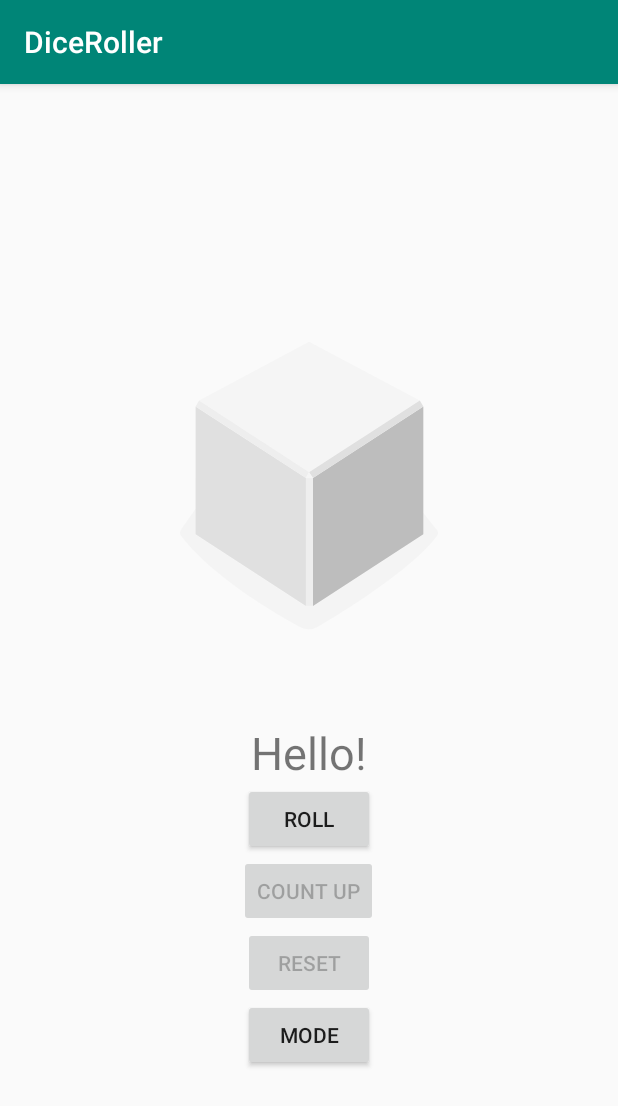
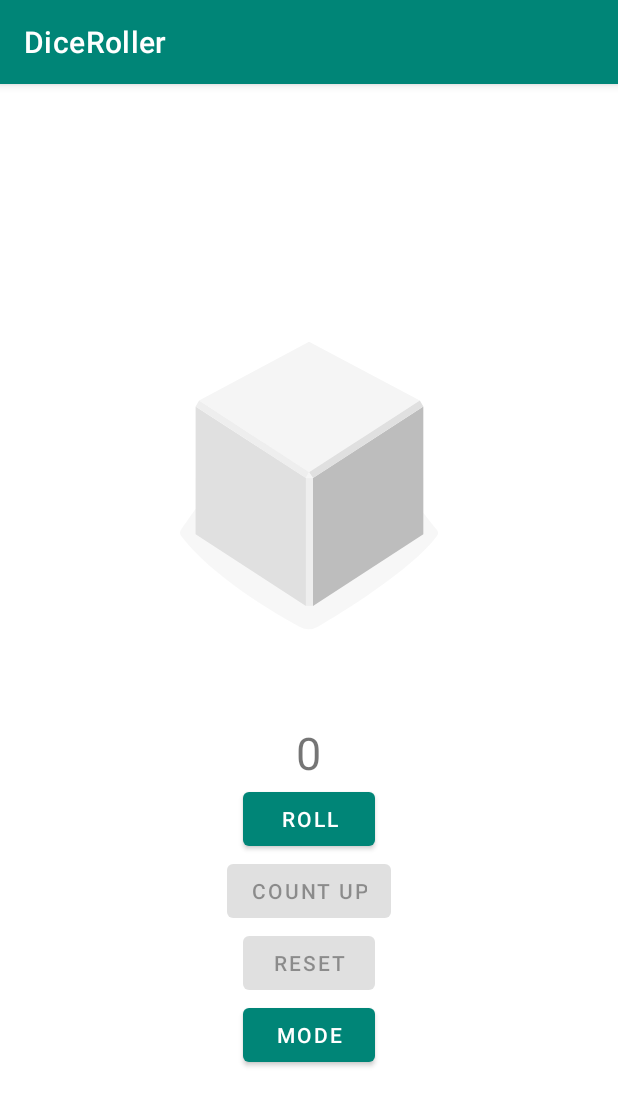
Before and after one commit to BeckDenis/DiceRoller, an Android app: the screen it shows after launch (MainActivity), after a tap on "RESET", on a phone screen of 412 x 824 dp. Shown: the top 1106 px of the screen. Run offline under Robolectric (Android 15) with nearby library versions, the phone set to English and light mode, and no system bars; 1 other tap on this screen came first.

Commit message:
add Material Design

```diff
--- a/app/build.gradle
+++ b/app/build.gradle
@@ -37,4 +37,7 @@ dependencies {
     // Coroutines
     implementation 'org.jetbrains.kotlinx:kotlinx-coroutines-core:1.3.2'
     implementation "org.jetbrains.kotlinx:kotlinx-coroutines-android:1.3.2"
+
+    // Material design
+    implementation 'com.google.android.material:material:1.2.0-alpha02'
 }
--- a/app/src/main/java/com/example/android/diceroller/MainActivity.kt
+++ b/app/src/main/java/com/example/android/diceroller/MainActivity.kt
@@ -146,7 +146,7 @@ class MainActivity : AppCompatActivity() {
     }
 
     private fun reset() {
-        result_text.setText(R.string.hello_text)
+        result_text.setText(R.string.base_text)
         dice_image1.setImageResource(R.drawable.empty_dice)
         dice_image2.setImageResource(R.drawable.empty_dice)
         dice_image3.setImageResource(R.drawable.empty_dice)
--- a/app/src/main/res/values/strings.xml
+++ b/app/src/main/res/values/strings.xml
@@ -9,4 +9,5 @@
     <string name="reset_label">Reset</string>
     <string name="mode_label">Mode</string>
     <string name="hello_text">Hello!</string>
+    <string name="base_text">0</string>
 </resources>
--- a/app/src/main/res/values/styles.xml
+++ b/app/src/main/res/values/styles.xml
@@ -1,7 +1,7 @@
 <resources>
 
     <!-- Base application theme. -->
-    <style name="AppTheme" parent="Theme.AppCompat.Light.DarkActionBar">
+    <style name="AppTheme" parent="Theme.MaterialComponents.Light.DarkActionBar">
         <!-- Customize your theme here. -->
         <item name="colorPrimary">@color/colorPrimary</item>
         <item name="colorPrimaryDark">@color/colorPrimaryDark</item>
```
